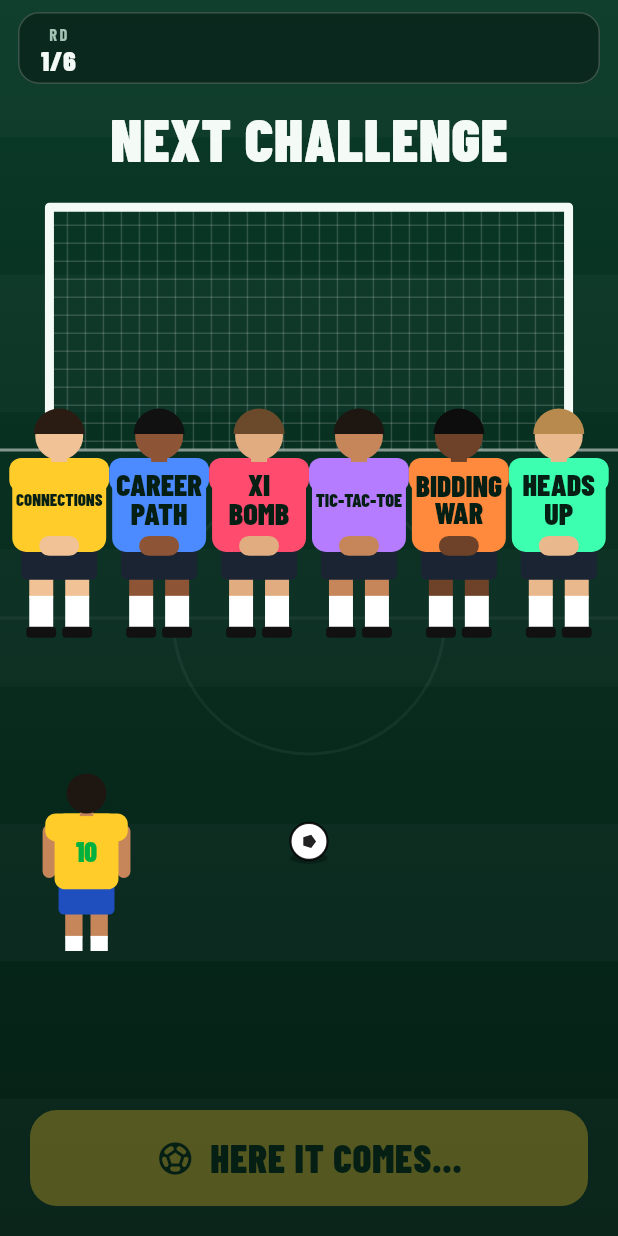
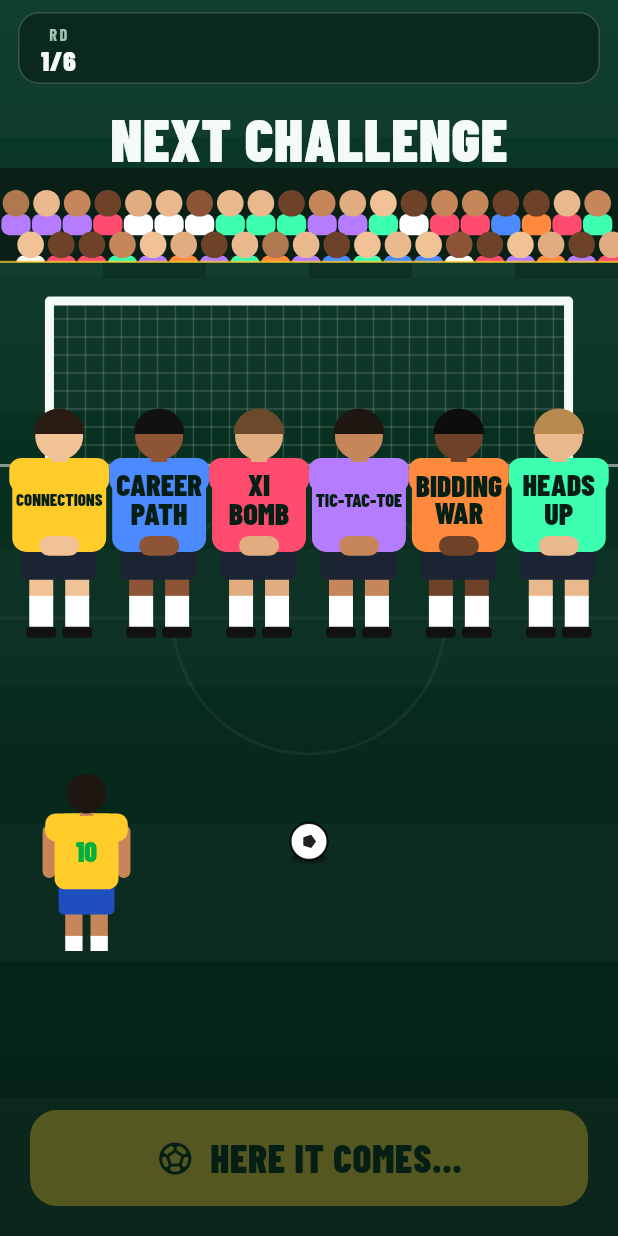
Before and after one commit to UncleAnthonys/quizinho, a Flutter app: the FreeKickScreen screen opened directly with empty values, after a tap on "PICK NEXT GAME", on a phone screen of 412 x 824 dp. Run offline on Flutter 3.47's test engine with Material 3 defaults, Android fonts, the phone set to English and light mode, and no system bars; our stand-ins replace audioplayers, sensors_plus, shared_preferences, speech_to_text, sqflite; accounts and stored records are empty.

Commit message:
Wildcard leaves the wall: shot flies wide into the crowd; edge players fall inward; bigger face-off intro
Co-Authored-By: Claude Opus 5.5 <noreply@anthropic.com>
Claude-Session: https://claude.ai/code/session_01Va16YyzRqxyN5QUKSTtrFu

```diff
--- a/lib/games/buzz_game_view.dart
+++ b/lib/games/buzz_game_view.dart
@@ -406,12 +406,13 @@ class _FaceOffIntro extends StatelessWidget {
   @override
   Widget build(BuildContext context) {
     final teams = faceOff.players.keys.toList()..sort();
+    // Only the headline block scales to fit, using all the height there is;
+    // the instructions and button keep their fixed size below it.
     return Padding(
       padding: const EdgeInsets.fromLTRB(20, 8, 20, 20),
       child: Column(children: [
-        const Spacer(),
-        Flexible(
-          flex: 8,
+        Expanded(
+          child: Center(
             child: FittedBox(
               fit: BoxFit.scaleDown,
               child: Column(mainAxisSize: MainAxisSize.min, children: [
@@ -420,33 +421,34 @@ class _FaceOffIntro extends StatelessWidget {
                   duration: const Duration(milliseconds: 600),
                   curve: Curves.elasticOut,
                   builder: (context, v, child) => Transform.scale(scale: v, child: child),
-          child: Column(children: [
-            const Icon(Icons.flash_on_rounded, color: Palette.danger, size: 56),
-            Text('FACE-OFF', style: AppText.headline(84, color: Palette.danger)),
+                  child: Row(mainAxisSize: MainAxisSize.min, children: [
+                    const Icon(Icons.flash_on_rounded, color: Palette.danger, size: 80),
+                    Text('FACE-OFF', style: AppText.headline(96, color: Palette.danger).copyWith(height: 1.0)),
                   ]),
                 ),
-        Text('QUESTION $questionNumber', style: AppText.label(20)),
-        const SizedBox(height: 24),
+                Text('QUESTION $questionNumber', style: AppText.label(22)),
+                const SizedBox(height: 16),
                 for (final (i, team) in teams.indexed) ...[
                   if (i > 0)
                     Padding(
-              padding: const EdgeInsets.symmetric(vertical: 8),
-              child: Text('V', style: AppText.headline(48, color: Palette.muted)),
+                      padding: const EdgeInsets.symmetric(vertical: 4),
+                      child: Text('V', style: AppText.headline(52, color: Palette.muted).copyWith(height: 1.0)),
                     ),
-          TeamChip(name: faceOff.nameFor(team), colorIndex: tournament.config.teams[team].colorIndex, size: 76),
-          const SizedBox(height: 4),
-          Text(tournament.teamName(team).toUpperCase(), style: AppText.label(24)),
+                  TeamChip(name: faceOff.nameFor(team), colorIndex: tournament.config.teams[team].colorIndex, size: 88),
+                  const SizedBox(height: 2),
+                  Text(tournament.teamName(team).toUpperCase(), style: AppText.label(26)),
                 ],
-        const SizedBox(height: 24),
+              ]),
+            ),
+          ),
+        ),
+        const SizedBox(height: 12),
         const Text(
           'Step up to the phone.\nEveryone else — hands off, no helping!',
           textAlign: TextAlign.center,
-          style: TextStyle(fontSize: 23, height: 1.35, color: Palette.text, fontWeight: FontWeight.w600),
+          style: TextStyle(fontSize: 20, height: 1.35, color: Palette.text, fontWeight: FontWeight.w600),
         ),
-            ]),
-          ),
-        ),
-        const Spacer(),
+        const SizedBox(height: 16),
         BigButton(label: 'Ready — show question', icon: Icons.visibility_rounded, onPressed: onReady),
       ]),
     );
--- a/lib/ui/screens/free_kick_screen.dart
+++ b/lib/ui/screens/free_kick_screen.dart
@@ -12,7 +12,8 @@ import '../widgets/common.dart';
 
 /// "NEXT CHALLENGE": the games stand in a free-kick wall, one per shirt.
 /// The taker runs up, the ball smacks one of them, he goes down and that's the
-/// next game. The pick itself comes from [Tournament.spin], and the animation
+/// next game. The wildcard isn't in the wall: when it comes up the shot flies
+/// way wide and clatters a fan in the crowd. The pick itself comes from [Tournament.spin], and the animation
 /// just aims at it.
 class FreeKickScreen extends StatefulWidget {
   const FreeKickScreen({super.key, required this.tournament});
@@ -36,11 +37,13 @@ class _FreeKickScreenState extends State<FreeKickScreen> with TickerProviderStat
       AnimationController(vsync: this, duration: const Duration(milliseconds: 1800))..repeat();
   late final AnimationController _reveal =
       AnimationController(vsync: this, duration: const Duration(milliseconds: 600));
-  late final List<GameModeId> _segments = widget.tournament.wheelSegments;
-  late final _ShirtLabels _labels = _ShirtLabels(_segments);
+  late final List<GameModeId> _wall =
+      widget.tournament.wheelSegments.where((m) => m != GameModeId.wildcard).toList();
+  late final _ShirtLabels _labels = _ShirtLabels(_wall);
   final _rnd = Random();
 
-  int? _target;
+  int? _target; // wall index hit; null when it goes in the crowd
+  bool _crowd = false;
   double _curl = 1;
   bool _struck = false;
   bool _hit = false;
@@ -84,7 +87,8 @@ class _FreeKickScreenState extends State<FreeKickScreen> with TickerProviderStat
     final target = widget.tournament.spin();
     setState(() {
       _running = true;
-      _target = _segments.indexOf(target);
+      _crowd = target == GameModeId.wildcard;
+      _target = _crowd ? null : _wall.indexOf(target);
       _curl = _rnd.nextBool() ? 1 : -1;
     });
     _s.sound.play(Sfx.whistle, volume: 0.6);
@@ -126,11 +130,13 @@ class _FreeKickScreenState extends State<FreeKickScreen> with TickerProviderStat
                 child: CustomPaint(
                   size: Size.infinite,
                   painter: _FreeKickPainter(
-                    segments: _segments,
+                    segments: _wall,
                     labels: _labels,
                     kick: _kick,
                     idle: _idle,
+                    going: _running || _landed != null,
                     target: _target,
+                    crowd: _crowd,
                     curl: _curl,
                   ),
                 ),
@@ -229,7 +235,9 @@ class _FreeKickPainter extends CustomPainter {
     required this.labels,
     required this.kick,
     required this.idle,
+    required this.going,
     required this.target,
+    required this.crowd,
     required this.curl,
   }) : super(repaint: Listenable.merge([kick, idle]));
 
@@ -237,7 +245,9 @@ class _FreeKickPainter extends CustomPainter {
   final _ShirtLabels labels;
   final Animation<double> kick;
   final Animation<double> idle;
-  final int? target;
+  final bool going; // kick under way (or done)
+  final int? target; // wall player hit, null before the kick or for the crowd
+  final bool crowd; // wildcard: the shot goes in the stands
   final double curl;
 
   static const _skins = [
@@ -269,20 +279,27 @@ class _FreeKickPainter extends CustomPainter {
 
     final spot = Offset(w * 0.5, h * 0.86);
     final ballR = max(7.0, min(w, h) * 0.03);
-    final chest = tgt == null ? spot : Offset(px(tgt), feetY - figH * 0.58);
-    // Fall away from where the shot came from.
-    final dir = tgt == null ? 1.0 : (px(tgt) >= spot.dx ? 1.0 : -1.0);
+    // The unlucky fan sits in the front row, out by the corner flag.
+    final fan = Offset(curl > 0 ? w * 0.92 : w * 0.08, h * 0.098);
+    final chest = tgt != null ? Offset(px(tgt), feetY - figH * 0.58) : (crowd ? fan : spot);
+    // Fall away from where the shot came from, but never off the screen.
+    var dir = tgt == null ? 1.0 : (px(tgt) >= spot.dx ? 1.0 : -1.0);
+    if (tgt != null) {
+      final reach = px(tgt) + dir * figH * 0.95;
+      if (reach > w || reach < 0) dir = -dir;
+    }
 
+    _stands(canvas, w, h, t, fan);
     _goal(canvas, w, h);
 
     // Everyone hops as the ball is struck.
     double hop() {
       const end = _Beat.impact + 0.12;
-      if (tgt == null || t < _Beat.strike || t > end) return 0;
+      if (!going || t < _Beat.strike || t > end) return 0;
       return sin((t - _Beat.strike) / (end - _Beat.strike) * pi) * slot * 0.32;
     }
 
-    final idleOn = tgt == null;
+    final idleOn = !going;
     for (var i = 0; i < n; i++) {
       if (i == tgt) continue;
       final bob = idleOn ? sin((idle.value + i * 0.17) * 2 * pi) * slot * 0.025 : 0.0;
@@ -295,13 +312,61 @@ class _FreeKickPainter extends CustomPainter {
       _player(canvas, Offset(px(tgt), feetY - (down ? 0 : hop())), slot, tgt, angle, down);
       if (down && t < _Beat.impact + 0.12) _burst(canvas, chest, slot, (t - _Beat.impact) / 0.12);
     }
+    if (crowd && going && t >= _Beat.impact && t < _Beat.impact + 0.12) {
+      _burst(canvas, fan, h * 0.05, (t - _Beat.impact) / 0.12);
+    }
 
     _ball(canvas, t, spot, chest, ballR, feetY, slot, dir, w, h);
-    _takerFigure(canvas, t, w, h, tgt != null);
+    _takerFigure(canvas, t, w, h, going);
+  }
+
+  /// Two rows of fans behind the goal, with advertising boards in front.
+  void _stands(Canvas canvas, double w, double h, double t, Offset fan) {
+    final bottom = h * 0.14;
+    canvas.drawRect(Rect.fromLTRB(0, 0, w, bottom), Paint()..color = const Color(0xFF0A1F16));
+    final r = h * 0.017;
+    final rnd = Random(11); // same crowd every frame
+    final jump = going && t >= _Beat.impact ? sin(((t - _Beat.impact) / 0.3).clamp(0.0, 1.0) * pi) * r * 0.9 : 0.0;
+    for (final (row, y) in [(0, h * 0.045), (1, h * 0.098)]) {
+      for (var x = r * (row == 0 ? 1.2 : 2.3); x < w; x += r * 2.3) {
+        final skin = _skins[rnd.nextInt(_skins.length)];
+        final top = Palette.teams[rnd.nextInt(Palette.teams.length)];
+        final phase = rnd.nextDouble();
+        if (crowd && row == 1 && (x - fan.dx).abs() < r * 1.6) continue; // drawn on their own below
+        final bob = going ? -jump * phase : sin((idle.value + phase) * 2 * pi) * r * 0.12;
+        _fan(canvas, Offset(x, y + bob), r, skin, top, 0);
+      }
+    }
+    if (crowd) {
+      final f = going && t >= _Beat.impact ? ((t - _Beat.impact) / 0.35).clamp(0.0, 1.0) : 0.0;
+      _fan(canvas, fan, r, _skins[1], Palette.teams[3], -curl * 0.75 * Curves.elasticOut.transform(f));
+    }
+    // advertising boards
+    final boardTop = h * 0.12;
+    const segs = 6;
+    for (var k = 0; k < segs; k++) {
+      canvas.drawRect(Rect.fromLTRB(w * k / segs, boardTop, w * (k + 1) / segs, bottom),
+          Paint()..color = k.isEven ? const Color(0xFF123F2D) : const Color(0xFF0D3122));
+    }
+    canvas.drawLine(Offset(0, boardTop), Offset(w, boardTop),
+        Paint()
+          ..color = Palette.yellow.withValues(alpha: 0.7)
+          ..strokeWidth = 1.5);
+  }
+
+  /// A fan: head and shoulders, tipped back by [tilt] radians when hit.
+  void _fan(Canvas canvas, Offset head, double r, Color skin, Color top, double tilt) {
+    canvas.save();
+    canvas.translate(head.dx, head.dy + r * 1.8);
+    canvas.rotate(tilt);
+    canvas.drawRRect(RRect.fromLTRBR(-r * 1.1, -r * 1.0, r * 1.1, r * 0.6, Radius.circular(r * 0.6)),
+        Paint()..color = top);
+    canvas.drawCircle(Offset(0, -r * 1.8), r, Paint()..color = skin);
+    canvas.restore();
   }
 
   void _goal(Canvas canvas, double w, double h) {
-    final l = w * 0.08, r = w * 0.92, top = h * 0.05, bottom = h * 0.36;
+    final l = w * 0.08, r = w * 0.92, top = h * 0.17, bottom = h * 0.38;
     final net = Paint()
       ..color = Colors.white.withValues(alpha: 0.16)
       ..strokeWidth = 1;
@@ -392,21 +457,34 @@ class _FreeKickPainter extends CustomPainter {
     double r;
     double groundY;
     double spin = 0;
-    if (target == null || t < _Beat.strike) {
+    var opacity = 1.0;
+    if (!going || t < _Beat.strike) {
       pos = spot;
       r = r0;
       groundY = spot.dy;
     } else if (t < _Beat.impact) {
       final u = Curves.easeIn.transform((t - _Beat.strike) / (_Beat.impact - _Beat.strike)) * 0.85 +
           (t - _Beat.strike) / (_Beat.impact - _Beat.strike) * 0.15;
-      final ctrl = Offset((spot.dx + chest.dx) / 2 + curl * w * 0.30, (spot.dy + chest.dy) / 2 - h * 0.04);
+      // Wall: bends round and back in. Crowd: slices away towards the corner flag.
+      final ctrl = crowd
+          ? Offset(spot.dx + (chest.dx - spot.dx) * 0.2, (spot.dy + chest.dy) / 2)
+          : Offset((spot.dx + chest.dx) / 2 + curl * w * 0.30, (spot.dy + chest.dy) / 2 - h * 0.04);
       pos = Offset(
         (1 - u) * (1 - u) * spot.dx + 2 * (1 - u) * u * ctrl.dx + u * u * chest.dx,
         (1 - u) * (1 - u) * spot.dy + 2 * (1 - u) * u * ctrl.dy + u * u * chest.dy,
       );
-      r = _lerp(r0, r0 * 0.72, u);
-      groundY = _lerp(spot.dy, feetY, u);
+      r = _lerp(r0, r0 * (crowd ? 0.5 : 0.72), u);
+      groundY = crowd ? pos.dy + h * 0.08 * (1 - u) : _lerp(spot.dy, feetY, u);
       spin = u * 12;
+    } else if (crowd) {
+      // Pops up off the fan's head and disappears into the stand.
+      final u = ((t - _Beat.impact) / 0.3).clamp(0.0, 1.0);
+      pos = chest + Offset(-curl * w * 0.06 * u, -sin(u * pi) * h * 0.05 + u * h * 0.03);
+      r = r0 * 0.5;
+      groundY = pos.dy;
+      spin = 12 + u * 6;
+      opacity = 1 - u;
+      if (opacity <= 0) return;
     } else {
       // Rebound: drops in front of the wall, bounces once, rolls off.
       final u = ((t - _Beat.impact) / (1 - _Beat.impact)).clamp(0.0, 1.0);
@@ -419,15 +497,17 @@ class _FreeKickPainter extends CustomPainter {
       groundY = ground;
       spin = 12 + u * 6;
     }
-    // shadow
-    canvas.drawOval(Rect.fromCenter(center: Offset(pos.dx, groundY + r * 0.9), width: r * 2, height: r * 0.6),
-        Paint()..color = Colors.black.withValues(alpha: 0.3));
-    canvas.drawCircle(pos, r, Paint()..color = Colors.white);
+    // shadow (not once it's up in the stands)
+    if (!(crowd && t >= _Beat.impact)) {
+      canvas.drawOval(Rect.fromCenter(center: Offset(pos.dx, groundY + r * 0.9), width: r * 2, height: r * 0.6),
+          Paint()..color = Colors.black.withValues(alpha: 0.3 * opacity));
+    }
+    canvas.drawCircle(pos, r, Paint()..color = Colors.white.withValues(alpha: opacity));
     canvas.drawCircle(pos, r,
         Paint()
           ..style = PaintingStyle.stroke
           ..strokeWidth = max(1, r * 0.12)
-          ..color = Colors.black87);
+          ..color = Colors.black.withValues(alpha: 0.87 * opacity));
     final patch = Path();
     for (var k = 0; k < 5; k++) {
       final a = spin + k * 2 * pi / 5;
@@ -438,7 +518,7 @@ class _FreeKickPainter extends CustomPainter {
         patch.lineTo(p.dx, p.dy);
       }
     }
-    canvas.drawPath(patch..close(), Paint()..color = Colors.black87);
+    canvas.drawPath(patch..close(), Paint()..color = Colors.black.withValues(alpha: 0.87 * opacity));
   }
 
   /// The taker, seen from behind: runs in from bottom-left, strikes, follows through.
@@ -493,5 +573,9 @@ class _FreeKickPainter extends CustomPainter {
 
   @override
   bool shouldRepaint(covariant _FreeKickPainter old) =>
-      old.target != target || old.curl != curl || old.segments != segments;
+      old.going != going ||
+      old.target != target ||
+      old.crowd != crowd ||
+      old.curl != curl ||
+      old.segments != segments;
 }
```
Lines whose indentation alone changed are shown as unchanged.
